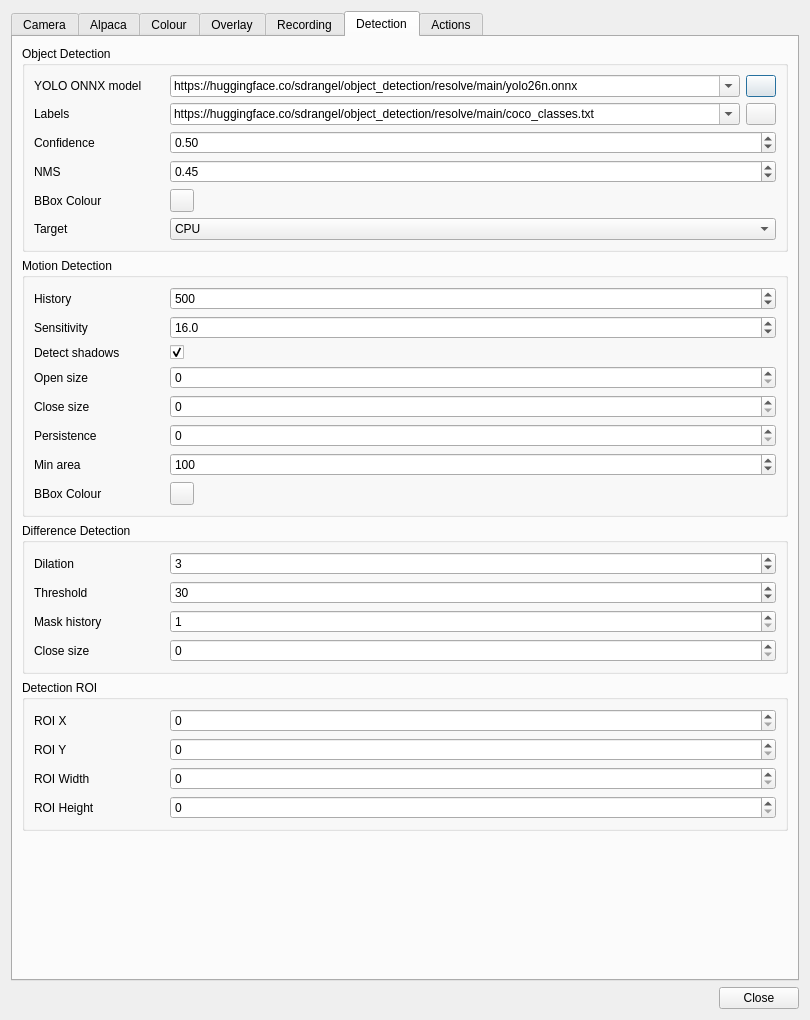
First picture: the form in plugins/feature/camera/camerasettingsdialog.ui, repository srcejon/sdrangel, before the edit.
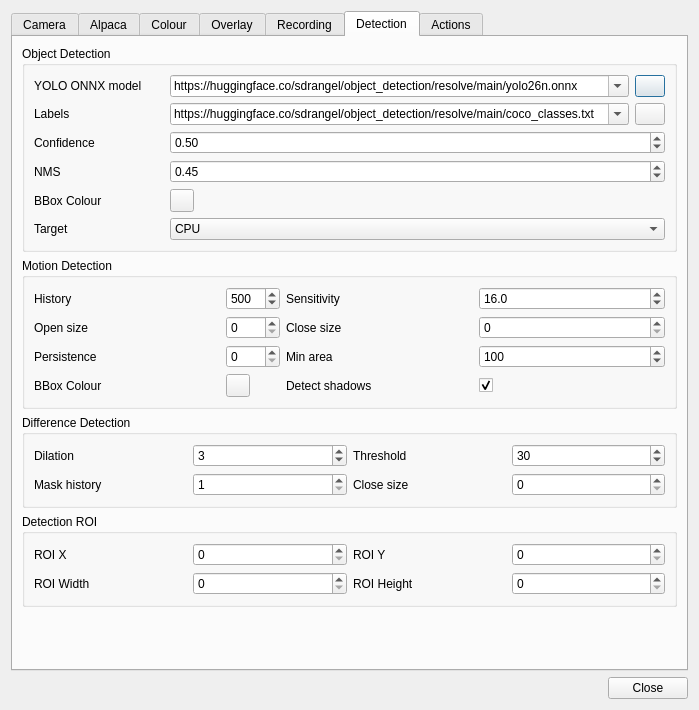
Second picture: the form after the edit. The open tabs and pages were chosen to show the change. Icons and pictures are not drawn.

What changed in the file:
```diff
--- a/plugins/feature/camera/camerasettingsdialog.ui
+++ b/plugins/feature/camera/camerasettingsdialog.ui
@@ -6,8 +6,8 @@
    <rect>
     <x>0</x>
     <y>0</y>
-    <width>810</width>
-    <height>1020</height>
+    <width>683</width>
+    <height>710</height>
    </rect>
   </property>
   <property name="windowTitle">
@@ -2555,20 +2555,7 @@
          <property name="title">
           <string>Motion Detection</string>
          </property>
-         <layout class="QFormLayout" name="formLayout_4">
-          <item row="0" column="0">
-           <widget class="QLabel" name="motionHistoryLabel">
-            <property name="minimumSize">
-             <size>
-              <width>130</width>
-              <height>0</height>
-             </size>
-            </property>
-            <property name="text">
-             <string>History</string>
-            </property>
-           </widget>
-          </item>
+         <layout class="QGridLayout" name="gridLayout_8">
           <item row="0" column="1">
            <widget class="QSpinBox" name="motionHistorySpin">
             <property name="toolTip">
@@ -2585,7 +2572,63 @@
             </property>
            </widget>
           </item>
-          <item row="1" column="0">
+          <item row="3" column="0">
+           <widget class="QLabel" name="motionOpenSizeLabel">
+            <property name="minimumSize">
+             <size>
+              <width>130</width>
+              <height>0</height>
+             </size>
+            </property>
+            <property name="text">
+             <string>Open size</string>
+            </property>
+           </widget>
+          </item>
+          <item row="0" column="0">
+           <widget class="QLabel" name="motionHistoryLabel">
+            <property name="minimumSize">
+             <size>
+              <width>130</width>
+              <height>0</height>
+             </size>
+            </property>
+            <property name="text">
+             <string>History</string>
+            </property>
+           </widget>
+          </item>
+          <item row="7" column="0">
+           <widget class="QLabel" name="motionBoxColorLabel">
+            <property name="text">
+             <string>BBox Colour</string>
+            </property>
+           </widget>
+          </item>
+          <item row="7" column="1">
+           <widget class="QToolButton" name="motionBoxColorButton">
+            <property name="toolTip">
+             <string>Select bounding box colour</string>
+            </property>
+            <property name="text">
+             <string/>
+            </property>
+           </widget>
+          </item>
+          <item row="3" column="1">
+           <widget class="QSpinBox" name="motionOpenSizeSpin">
+            <property name="toolTip">
+             <string>Kernel radius for motion-mask morphological open (0 disables)</string>
+            </property>
+            <property name="minimum">
+             <number>0</number>
+            </property>
+            <property name="maximum">
+             <number>20</number>
+            </property>
+           </widget>
+          </item>
+          <item row="0" column="2">
            <widget class="QLabel" name="motionVarThresholdLabel">
             <property name="minimumSize">
              <size>
@@ -2598,7 +2641,33 @@
             </property>
            </widget>
           </item>
-          <item row="1" column="1">
+          <item row="5" column="1">
+           <widget class="QSpinBox" name="motionPersistenceFramesSpin">
+            <property name="toolTip">
+             <string>Keep the last motion boxes for this many frames after motion disappears</string>
+            </property>
+            <property name="minimum">
+             <number>0</number>
+            </property>
+            <property name="maximum">
+             <number>120</number>
+            </property>
+           </widget>
+          </item>
+          <item row="5" column="0">
+           <widget class="QLabel" name="motionPersistenceFramesLabel">
+            <property name="minimumSize">
+             <size>
+              <width>130</width>
+              <height>0</height>
+             </size>
+            </property>
+            <property name="text">
+             <string>Persistence</string>
+            </property>
+           </widget>
+          </item>
+          <item row="0" column="3">
            <widget class="QDoubleSpinBox" name="motionVarThresholdSpin">
             <property name="toolTip">
              <string>Variance threshold for MOG2 foreground classification</string>
@@ -2620,14 +2689,14 @@
             </property>
            </widget>
           </item>
-          <item row="2" column="0">
+          <item row="7" column="2">
            <widget class="QLabel" name="motionDetectShadowsLabel">
             <property name="text">
              <string>Detect shadows</string>
             </property>
            </widget>
           </item>
-          <item row="2" column="1">
+          <item row="7" column="3">
            <widget class="QCheckBox" name="motionDetectShadowsCheck">
             <property name="toolTip">
              <string>Enable MOG2 shadow detection</string>
@@ -2640,33 +2709,7 @@
             </property>
            </widget>
           </item>
-          <item row="3" column="0">
-           <widget class="QLabel" name="motionOpenSizeLabel">
-            <property name="minimumSize">
-             <size>
-              <width>130</width>
-              <height>0</height>
-             </size>
-            </property>
-            <property name="text">
-             <string>Open size</string>
-            </property>
-           </widget>
-          </item>
-          <item row="3" column="1">
-           <widget class="QSpinBox" name="motionOpenSizeSpin">
-            <property name="toolTip">
-             <string>Kernel radius for motion-mask morphological open (0 disables)</string>
-            </property>
-            <property name="minimum">
-             <number>0</number>
-            </property>
-            <property name="maximum">
-             <number>20</number>
-            </property>
-           </widget>
-          </item>
-          <item row="4" column="0">
+          <item row="3" column="2">
            <widget class="QLabel" name="motionCloseSizeLabel">
             <property name="minimumSize">
              <size>
@@ -2679,7 +2722,7 @@
             </property>
            </widget>
           </item>
-          <item row="4" column="1">
+          <item row="3" column="3">
            <widget class="QSpinBox" name="motionCloseSizeSpin">
             <property name="toolTip">
              <string>Kernel radius for motion-mask morphological close (0 disables)</string>
@@ -2692,33 +2735,7 @@
             </property>
            </widget>
           </item>
-          <item row="5" column="0">
-           <widget class="QLabel" name="motionPersistenceFramesLabel">
-            <property name="minimumSize">
-             <size>
-              <width>130</width>
-              <height>0</height>
-             </size>
-            </property>
-            <property name="text">
-             <string>Persistence</string>
-            </property>
-           </widget>
-          </item>
-          <item row="5" column="1">
-           <widget class="QSpinBox" name="motionPersistenceFramesSpin">
-            <property name="toolTip">
-             <string>Keep the last motion boxes for this many frames after motion disappears</string>
-            </property>
-            <property name="minimum">
-             <number>0</number>
-            </property>
-            <property name="maximum">
-             <number>120</number>
-            </property>
-           </widget>
-          </item>
-          <item row="6" column="0">
+          <item row="5" column="2">
            <widget class="QLabel" name="minContourAreaLabel">
             <property name="minimumSize">
              <size>
@@ -2731,7 +2748,7 @@
             </property>
            </widget>
           </item>
-          <item row="6" column="1">
+          <item row="5" column="3">
            <widget class="QSpinBox" name="minContourAreaSpin">
             <property name="toolTip">
              <string>Minimum contour area (px²)</string>
@@ -2747,23 +2764,6 @@
             </property>
            </widget>
           </item>
-          <item row="7" column="0">
-           <widget class="QLabel" name="motionBoxColorLabel">
-            <property name="text">
-             <string>BBox Colour</string>
-            </property>
-           </widget>
-          </item>
-          <item row="7" column="1">
-           <widget class="QToolButton" name="motionBoxColorButton">
-            <property name="toolTip">
-             <string>Select bounding box colour</string>
-            </property>
-            <property name="text">
-             <string/>
-            </property>
-           </widget>
-          </item>
          </layout>
         </widget>
        </item>
@@ -2772,9 +2772,25 @@
          <property name="title">
           <string>Difference Detection</string>
          </property>
-         <layout class="QFormLayout" name="formLayout_5">
-          <item row="0" column="0">
-           <widget class="QLabel" name="dilationLabel">
+         <layout class="QGridLayout" name="gridLayout_7">
+          <item row="2" column="1">
+           <widget class="QSpinBox" name="diffMaskHistoryFramesSpin">
+            <property name="toolTip">
+             <string>Number of diff masks to keep and combine with bitwise OR</string>
+            </property>
+            <property name="minimum">
+             <number>1</number>
+            </property>
+            <property name="maximum">
+             <number>120</number>
+            </property>
+            <property name="value">
+             <number>1</number>
+            </property>
+           </widget>
+          </item>
+          <item row="0" column="2">
+           <widget class="QLabel" name="diffThresholdLabel">
             <property name="minimumSize">
              <size>
               <width>130</width>
@@ -2782,7 +2798,20 @@
              </size>
             </property>
             <property name="text">
-             <string>Dilation</string>
+             <string>Threshold</string>
+            </property>
+           </widget>
+          </item>
+          <item row="2" column="0">
+           <widget class="QLabel" name="diffMaskHistoryFramesLabel">
+            <property name="minimumSize">
+             <size>
+              <width>130</width>
+              <height>0</height>
+             </size>
+            </property>
+            <property name="text">
+             <string>Mask history</string>
             </property>
            </widget>
           </item>
@@ -2802,8 +2831,8 @@
             </property>
            </widget>
           </item>
-          <item row="1" column="0">
-           <widget class="QLabel" name="diffThresholdLabel">
+          <item row="0" column="0">
+           <widget class="QLabel" name="dilationLabel">
             <property name="minimumSize">
              <size>
               <width>130</width>
@@ -2811,11 +2840,11 @@
              </size>
             </property>
             <property name="text">
-             <string>Threshold</string>
+             <string>Dilation</string>
             </property>
            </widget>
           </item>
-          <item row="1" column="1">
+          <item row="0" column="3">
            <widget class="QSpinBox" name="diffThresholdSpin">
             <property name="toolTip">
              <string>Pixel difference threshold for the diff mask</string>
@@ -2831,36 +2860,7 @@
             </property>
            </widget>
           </item>
-          <item row="2" column="0">
-           <widget class="QLabel" name="diffMaskHistoryFramesLabel">
-            <property name="minimumSize">
-             <size>
-              <width>130</width>
-              <height>0</height>
-             </size>
-            </property>
-            <property name="text">
-             <string>Mask history</string>
-            </property>
-           </widget>
-          </item>
-          <item row="2" column="1">
-           <widget class="QSpinBox" name="diffMaskHistoryFramesSpin">
-            <property name="toolTip">
-             <string>Number of diff masks to keep and combine with bitwise OR</string>
-            </property>
-            <property name="minimum">
-             <number>1</number>
-            </property>
-            <property name="maximum">
-             <number>120</number>
-            </property>
-            <property name="value">
-             <number>1</number>
-            </property>
-           </widget>
-          </item>
-          <item row="3" column="0">
+          <item row="2" column="2">
            <widget class="QLabel" name="diffMaskCloseSizeLabel">
             <property name="minimumSize">
              <size>
@@ -2873,7 +2873,7 @@
             </property>
            </widget>
           </item>
-          <item row="3" column="1">
+          <item row="2" column="3">
            <widget class="QSpinBox" name="diffMaskCloseSizeSpin">
             <property name="toolTip">
              <string>Kernel radius for morphological close after accumulated bitwise OR (0 disables)</string>
@@ -2897,34 +2897,8 @@
          <property name="title">
           <string>Detection ROI</string>
          </property>
-         <layout class="QFormLayout" name="formLayout_8">
-          <item row="0" column="0">
-           <widget class="QLabel" name="detectionRoiXLabel">
-            <property name="minimumSize">
-             <size>
-              <width>130</width>
-              <height>0</height>
-             </size>
-            </property>
-            <property name="text">
-             <string>ROI X</string>
-            </property>
-           </widget>
-          </item>
-          <item row="0" column="1">
-           <widget class="QSpinBox" name="detectionRoiXSpin">
-            <property name="toolTip">
-             <string>Left edge of the detection region of interest</string>
-            </property>
-            <property name="minimum">
-             <number>0</number>
-            </property>
-            <property name="maximum">
-             <number>4096</number>
-            </property>
-           </widget>
-          </item>
-          <item row="1" column="0">
+         <layout class="QGridLayout" name="gridLayout_5">
+          <item row="0" column="2">
            <widget class="QLabel" name="detectionRoiYLabel">
             <property name="minimumSize">
              <size>
@@ -2937,33 +2911,7 @@
             </property>
            </widget>
           </item>
-          <item row="1" column="1">
-           <widget class="QSpinBox" name="detectionRoiYSpin">
-            <property name="toolTip">
-             <string>Top edge of the detection region of interest</string>
-            </property>
-            <property name="minimum">
-             <number>0</number>
-            </property>
-            <property name="maximum">
-             <number>4096</number>
-            </property>
-           </widget>
-          </item>
-          <item row="2" column="0">
-           <widget class="QLabel" name="detectionRoiWidthLabel">
-            <property name="minimumSize">
-             <size>
-              <width>130</width>
-              <height>0</height>
-             </size>
-            </property>
-            <property name="text">
-             <string>ROI Width</string>
-            </property>
-           </widget>
-          </item>
-          <item row="2" column="1">
+          <item row="3" column="1">
            <widget class="QSpinBox" name="detectionRoiWidthSpin">
             <property name="toolTip">
              <string>Width of the detection region of interest. 0 uses the full frame width.</string>
@@ -2976,7 +2924,59 @@
             </property>
            </widget>
           </item>
+          <item row="0" column="1">
+           <widget class="QSpinBox" name="detectionRoiXSpin">
+            <property name="toolTip">
+             <string>Left edge of the detection region of interest</string>
+            </property>
+            <property name="minimum">
+             <number>0</number>
+            </property>
+            <property name="maximum">
+             <number>4096</number>
+            </property>
+           </widget>
+          </item>
           <item row="3" column="0">
+           <widget class="QLabel" name="detectionRoiWidthLabel">
+            <property name="minimumSize">
+             <size>
+              <width>130</width>
+              <height>0</height>
+             </size>
+            </property>
+            <property name="text">
+             <string>ROI Width</string>
+            </property>
+           </widget>
+          </item>
+          <item row="0" column="0">
+           <widget class="QLabel" name="detectionRoiXLabel">
+            <property name="minimumSize">
+             <size>
+              <width>130</width>
+              <height>0</height>
+             </size>
+            </property>
+            <property name="text">
+             <string>ROI X</string>
+            </property>
+           </widget>
+          </item>
+          <item row="0" column="3">
+           <widget class="QSpinBox" name="detectionRoiYSpin">
+            <property name="toolTip">
+             <string>Top edge of the detection region of interest</string>
+            </property>
+            <property name="minimum">
+             <number>0</number>
+            </property>
+            <property name="maximum">
+             <number>4096</number>
+            </property>
+           </widget>
+          </item>
+          <item row="3" column="2">
            <widget class="QLabel" name="detectionRoiHeightLabel">
             <property name="minimumSize">
              <size>
@@ -2989,7 +2989,7 @@
             </property>
            </widget>
           </item>
-          <item row="3" column="1">
+          <item row="3" column="3">
            <widget class="QSpinBox" name="detectionRoiHeightSpin">
             <property name="toolTip">
              <string>Height of the detection region of interest. 0 uses the full frame height.</string>
```
Left out of the diff: 80 changed lines with no effect on the pictures.
